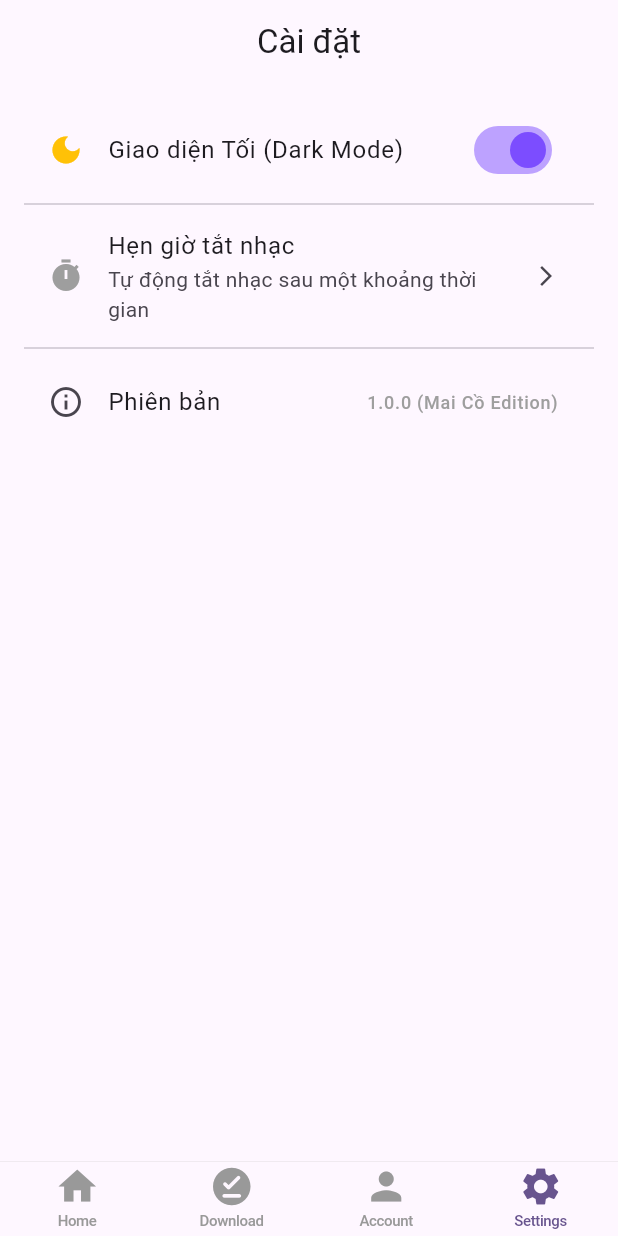
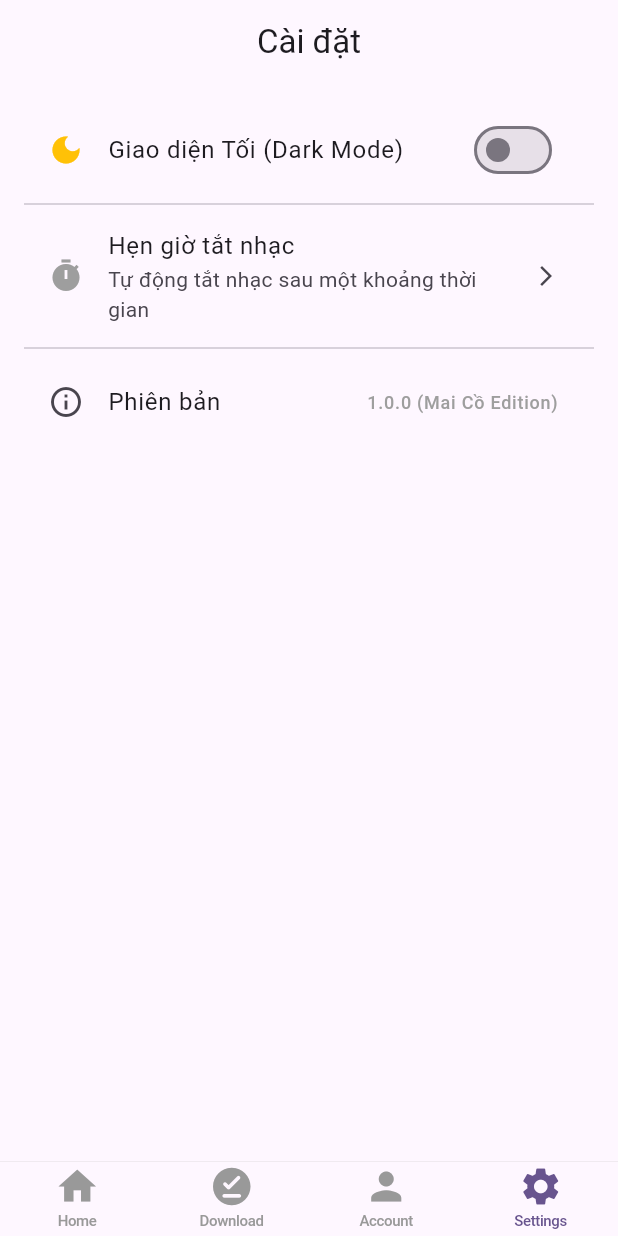
Before and after one commit to MajinBuu2k4/michaelmusic, a Flutter app: the screen it shows after launch, item 4 of the bottom bar chosen, on a phone screen of 412 x 824 dp. Run offline on Flutter 3.47's test engine with Material 3 defaults, Android fonts, the phone set to English and light mode, and no system bars; our stand-ins replace audio_service, audio_video_progress_bar, dio, just_audio, permission_handler, rxdart; network calls fail.

Commit message:
end update day 12/12

```diff
--- a/lib/ui/settings/settings.dart
+++ b/lib/ui/settings/settings.dart
@@ -3,6 +3,7 @@
 import 'package:flutter/material.dart';
 import 'package:flutter/services.dart'; // Để dùng TextInputFormatter
 import '../now_playing/audio_player_manager.dart';
+import 'theme_manager.dart'; // 🔥 Import ThemeManager
 
 class SettingsTab extends StatefulWidget {
   const SettingsTab({super.key});
@@ -12,8 +13,7 @@ class SettingsTab extends StatefulWidget {
 }
 
 class _SettingsTabState extends State<SettingsTab> {
-  // Giả lập trạng thái Dark Mode
-  bool _isDarkMode = true;
+  // ❌ XÓA BIẾN NÀY ĐI: bool _isDarkMode = true;
 
   @override
   Widget build(BuildContext context) {
@@ -27,23 +27,33 @@ class _SettingsTabState extends State<SettingsTab> {
         child: Column(
           children: [
             // --- MỤC GIAO DIỆN ---
-            ListTile(
+            // 🔥 BỌC VÀO ValueListenableBuilder ĐỂ LẮNG NGHE THEME THẬT
+            ValueListenableBuilder<ThemeMode>(
+              valueListenable: ThemeManager().themeMode,
+              builder: (context, mode, child) {
+                // Kiểm tra xem chế độ hiện tại có phải Dark không
+                // (Nếu là system thì tùy máy, ở đây ta check đơn giản là == dark)
+                // Hoặc bạn có thể check: mode == ThemeMode.dark
+                bool isSwitchedOn = mode == ThemeMode.dark;
+
+                return ListTile(
                   leading: const Icon(Icons.dark_mode, color: Colors.amber),
                   title: const Text("Giao diện Tối (Dark Mode)"),
                   trailing: Switch(
-                value: _isDarkMode,
+                    value: isSwitchedOn,
                     activeColor: Colors.deepPurpleAccent,
                     onChanged: (value) {
-                  setState(() {
-                    _isDarkMode = value;
-                  });
+                      // 🔥 GỌI MANAGER ĐỂ ĐỔI THEME TOÀN APP
+                      ThemeManager().toggleTheme(value);
                     },
                   ),
+                );
+              },
             ),
 
             const Divider(),
 
-            // --- 🔥 MỤC HẸN GIỜ ---
+            // --- MỤC HẸN GIỜ ---
             ValueListenableBuilder<bool>(
               valueListenable: AudioPlayerManager().isSleepTimerActive,
               builder: (context, isActive, child) {
@@ -87,6 +97,7 @@ class _SettingsTabState extends State<SettingsTab> {
     );
   }
 
+  // ... (Các hàm _showSleepTimerModal, _showCustomTimerDialog, _buildTimerOption giữ nguyên)
   // Hàm hiện menu chọn giờ
   void _showSleepTimerModal(BuildContext context) {
     showModalBottomSheet(
@@ -111,7 +122,7 @@ class _SettingsTabState extends State<SettingsTab> {
               _buildTimerOption(context, 60, "60 phút (1 tiếng)"),
               _buildTimerOption(context, 120, "120 phút (2 tiếng)"),
 
-              // --- 🔥 TÙY CHỌN TÙY CHỈNH ---
+              // --- TÙY CHỌN TÙY CHỈNH ---
               ListTile(
                 leading: const Icon(Icons.edit_calendar),
                 title: const Text("Tùy chỉnh thời gian..."),
```
Also changed, not shown: lib/data/service/file_manager.dart (+26 -4 lines), lib/ui/home/song_list_view.dart (+19 -5 lines). Lines whose indentation alone changed are shown as unchanged.
